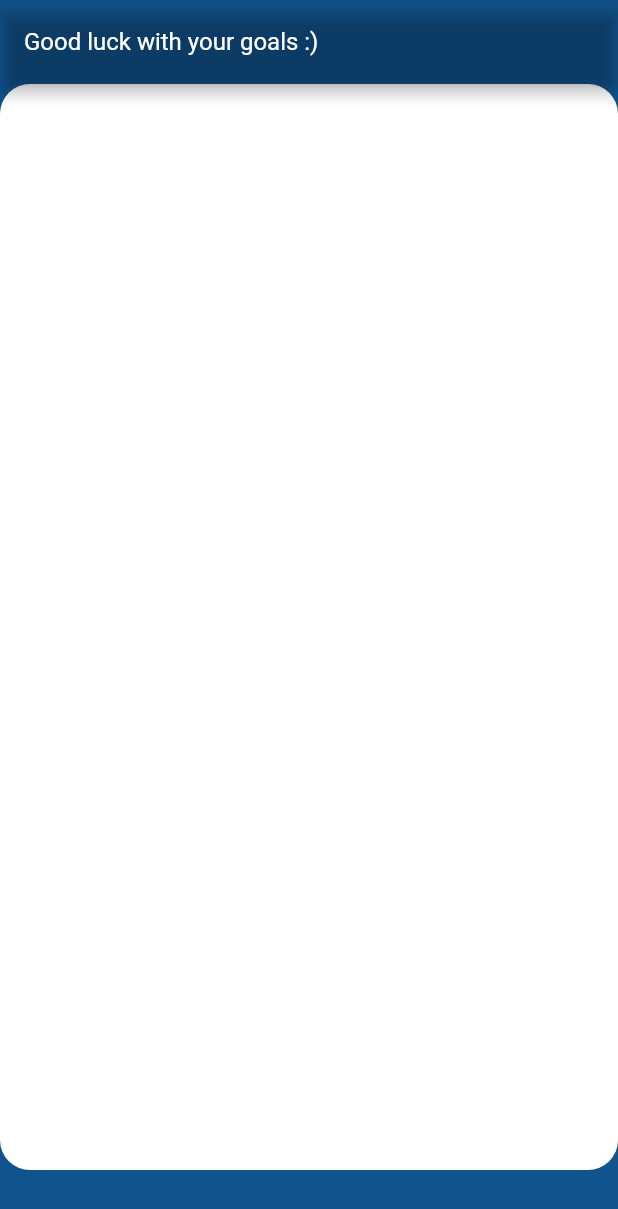
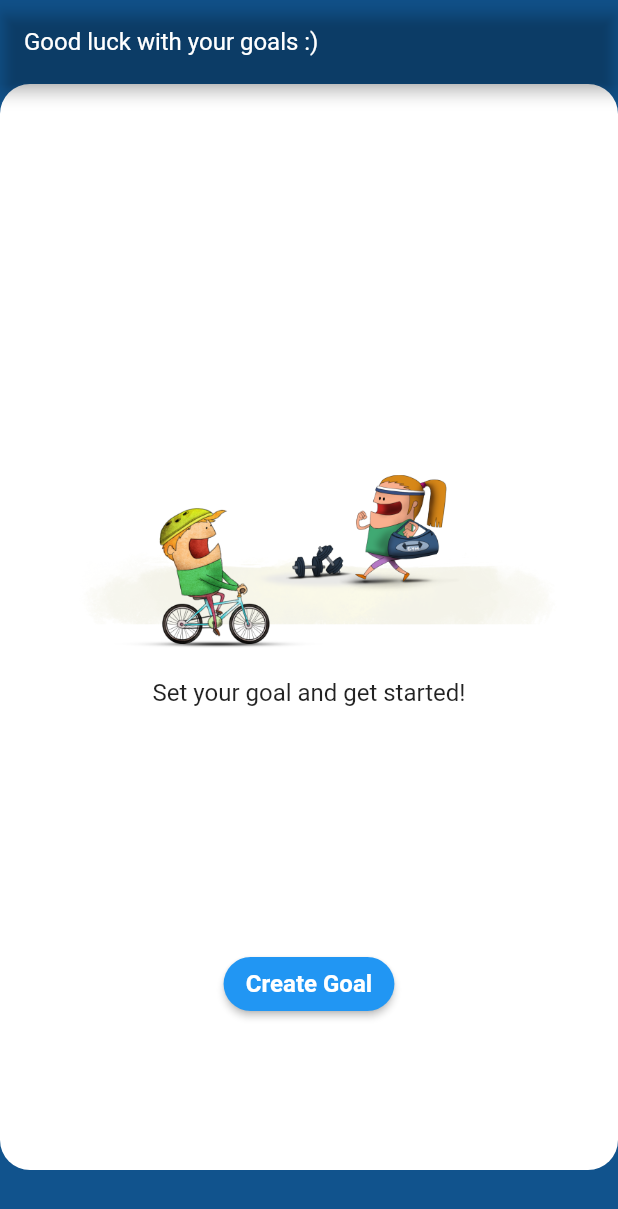
Before and after one commit to sajadmaster/goals-lite, a Flutter app: the screen it shows after launch, on a phone screen of 412 x 824 dp. Shown: the top 1209 px of the screen. Run offline on Flutter 3.47's test engine with Material 2 defaults, Android fonts, the phone set to English and light mode, and no system bars; our stand-ins replace firebase_auth, firebase_core, sign_in_with_apple; accounts and stored records are empty.

Commit message:
Dashboard empty finished

```diff
--- /dev/null
+++ b/lib/Dashboard/dashboard_empty_view.dart
@@ -0,0 +1,42 @@
+import 'package:flutter/material.dart';
+
+class DashboardEmptyContent extends StatelessWidget {
+  @override
+  Widget build(BuildContext context) {
+    return Padding(
+      padding: const EdgeInsets.symmetric(horizontal: 40),
+      child: Column(
+        children: <Widget>[
+          const SizedBox(height: 100),
+          Expanded(
+            child: Column(
+              mainAxisAlignment: MainAxisAlignment.center,
+              crossAxisAlignment: CrossAxisAlignment.stretch,
+              children: const [
+                Image(
+                  image: AssetImage('assets/images/dashboard_empty_bg.png'),
+                ),
+                SizedBox(height: 20),
+                Center(
+                  child: Text('Set your goal and get started!',
+                      style: TextStyle(fontSize: 16)),
+                ),
+              ],
+            ),
+          ),
+          ElevatedButton(
+              onPressed: () => {print('btn')},
+              child: Text(
+                'Create Goal',
+                style: TextStyle(fontWeight: FontWeight.bold),
+              ),
+              style: ButtonStyle(
+                  shape: MaterialStateProperty.all<RoundedRectangleBorder>(
+                      RoundedRectangleBorder(
+                          borderRadius: BorderRadius.circular(20.0))))),
+          const SizedBox(height: 100),
+        ],
+      ),
+    );
+  }
+}
--- a/lib/Dashboard/dashboard_view.dart
+++ b/lib/Dashboard/dashboard_view.dart
@@ -2,6 +2,8 @@
 
 import 'package:flutter/material.dart';
 import 'package:goals_lite/_shared/my_colors.dart';
+
+import 'dashboard_empty_view.dart';
 
 class DashboardPage extends StatefulWidget {
   const DashboardPage({Key? key}) : super(key: key);
@@ -34,10 +36,3 @@ class _DashboardPageState extends State<DashboardPage> {
     );
   }
 }
-
-class DashboardEmptyContent extends StatelessWidget {
-  @override
-  Widget build(BuildContext context) {
-    return Container();
-  }
-}
```
Also changed, not shown: assets/images/bg_splash_blue.png (deleted), assets/images/dashboard_empty_bg.png (added).
